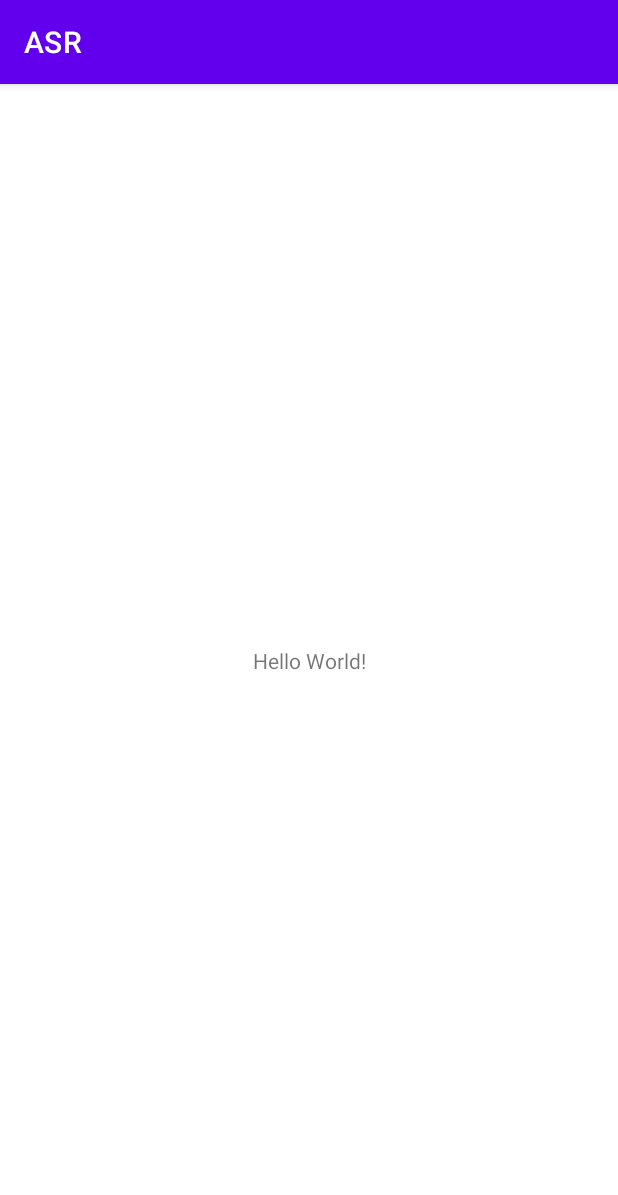
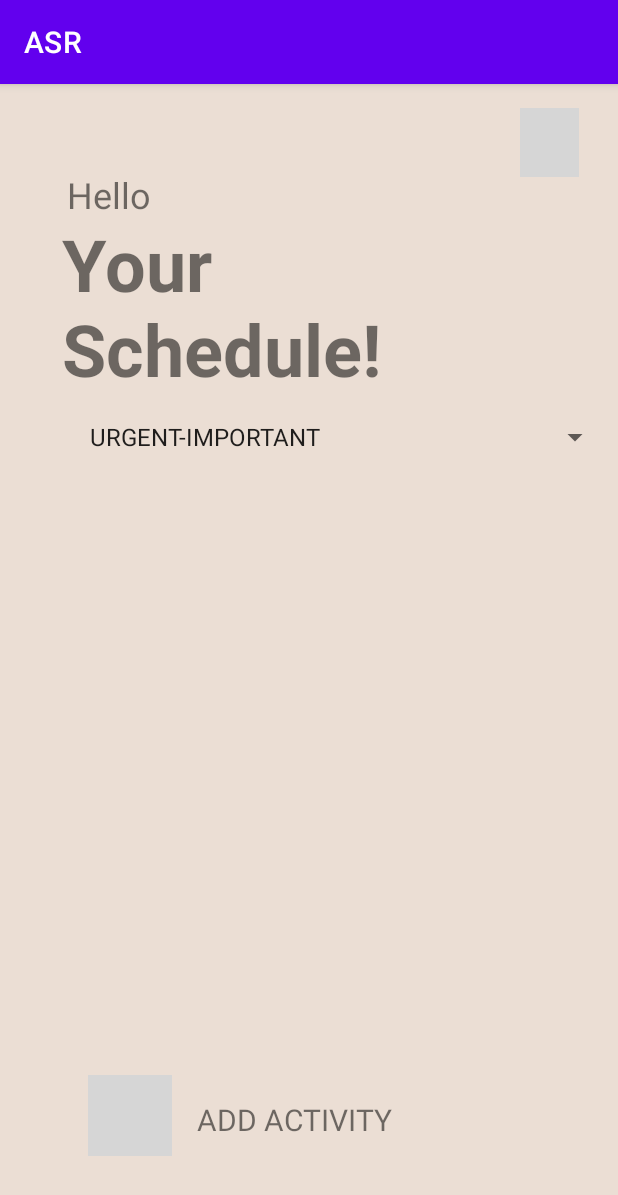
Before and after one commit to Rara212/ASR, an Android app: the screen it shows after launch (MainActivity), on a phone screen of 412 x 824 dp. Shown: the top 1195 px of the screen. Run offline under Robolectric (Android 15) with nearby library versions, the phone set to English and light mode, and no system bars; grey boxes are pictures that could not be loaded.

Commit message:
added main activity and todo item layout

```diff
--- a/app/src/main/java/com/example/asr/MainActivity.kt
+++ b/app/src/main/java/com/example/asr/MainActivity.kt
@@ -2,10 +2,14 @@ package com.example.asr
 
 import androidx.appcompat.app.AppCompatActivity
 import android.os.Bundle
+import android.widget.ArrayAdapter
+import android.widget.Spinner
 
 class MainActivity : AppCompatActivity() {
+
     override fun onCreate(savedInstanceState: Bundle?) {
         super.onCreate(savedInstanceState)
         setContentView(R.layout.activity_main)
+
     }
 }
--- a/app/src/main/res/layout/activity_main.xml
+++ b/app/src/main/res/layout/activity_main.xml
@@ -4,15 +4,85 @@
     xmlns:tools="http://schemas.android.com/tools"
     android:layout_width="match_parent"
     android:layout_height="match_parent"
+    android:background="#ebded4"
     tools:context=".MainActivity">
 
     <TextView
+        android:id="@+id/textView2"
         android:layout_width="wrap_content"
         android:layout_height="wrap_content"
-        android:text="Hello World!"
+        android:text="Hello"
+        android:textSize="24sp"
         app:layout_constraintBottom_toBottomOf="parent"
         app:layout_constraintEnd_toEndOf="parent"
+        app:layout_constraintHorizontal_bias="0.125"
         app:layout_constraintStart_toStartOf="parent"
-        app:layout_constraintTop_toTopOf="parent" />
+        app:layout_constraintTop_toTopOf="parent"
+        app:layout_constraintVertical_bias="0.078" />
+
+    <TextView
+        android:id="@+id/textView"
+        android:layout_width="217dp"
+        android:layout_height="109dp"
+        android:text="Your Schedule!"
+        android:textSize="48sp"
+        android:textStyle="bold"
+        app:layout_constraintBottom_toBottomOf="parent"
+        app:layout_constraintEnd_toEndOf="parent"
+        app:layout_constraintHorizontal_bias="0.212"
+        app:layout_constraintStart_toStartOf="parent"
+        app:layout_constraintTop_toTopOf="parent"
+        app:layout_constraintVertical_bias="0.133" />
+
+    <Spinner
+        android:id="@+id/spinner"
+        android:layout_width="355dp"
+        android:layout_height="29dp"
+        android:layout_marginTop="24dp"
+        android:entries="@array/planets_array"
+        app:layout_constraintBottom_toBottomOf="parent"
+        app:layout_constraintEnd_toEndOf="parent"
+        app:layout_constraintHorizontal_bias="0.714"
+        app:layout_constraintStart_toStartOf="@+id/textView"
+        app:layout_constraintTop_toBottomOf="@+id/textView"
+        app:layout_constraintVertical_bias="0.0" />
+
+    <ImageButton
+        android:id="@+id/imageButton5"
+        android:layout_width="56dp"
+        android:layout_height="54dp"
+        app:layout_constraintBottom_toBottomOf="parent"
+        app:layout_constraintEnd_toStartOf="@+id/textView3"
+        app:layout_constraintHorizontal_bias="0.51"
+        app:layout_constraintStart_toStartOf="@+id/textView"
+        app:layout_constraintTop_toBottomOf="@+id/spinner"
+        app:layout_constraintVertical_bias="0.885"
+        app:srcCompat="@mipmap/ic_addlist2_foreground" />
+
+    <TextView
+        android:id="@+id/textView3"
+        android:layout_width="wrap_content"
+        android:layout_height="wrap_content"
+        android:layout_marginTop="28dp"
+        android:text="ADD ACTIVITY"
+        android:textSize="20sp"
+        app:layout_constraintBottom_toBottomOf="parent"
+        app:layout_constraintEnd_toEndOf="parent"
+        app:layout_constraintHorizontal_bias="0.467"
+        app:layout_constraintStart_toStartOf="parent"
+        app:layout_constraintTop_toBottomOf="@+id/spinner"
+        app:layout_constraintVertical_bias="0.861" />
+
+    <ImageButton
+        android:id="@+id/imageButton7"
+        android:layout_width="39dp"
+        android:layout_height="46dp"
+        app:layout_constraintBottom_toBottomOf="parent"
+        app:layout_constraintEnd_toEndOf="parent"
+        app:layout_constraintHorizontal_bias="0.93"
+        app:layout_constraintStart_toStartOf="parent"
+        app:layout_constraintTop_toTopOf="parent"
+        app:layout_constraintVertical_bias="0.022"
+        app:srcCompat="@mipmap/ic_settings2_foreground" />
 
 </androidx.constraintlayout.widget.ConstraintLayout>
--- a/app/src/main/res/values/strings.xml
+++ b/app/src/main/res/values/strings.xml
@@ -1,3 +1,9 @@
 <resources>
     <string name="app_name">ASR</string>
+    <string-array name="planets_array">
+        <item>URGENT-IMPORTANT</item>
+        <item>URGENT-NOT IMPORTANT</item>
+        <item>NOT URGENT-IMPORTANT</item>
+        <item>NOT URGENT-NOT IMPORTANT</item>
+    </string-array>
 </resources>
```
